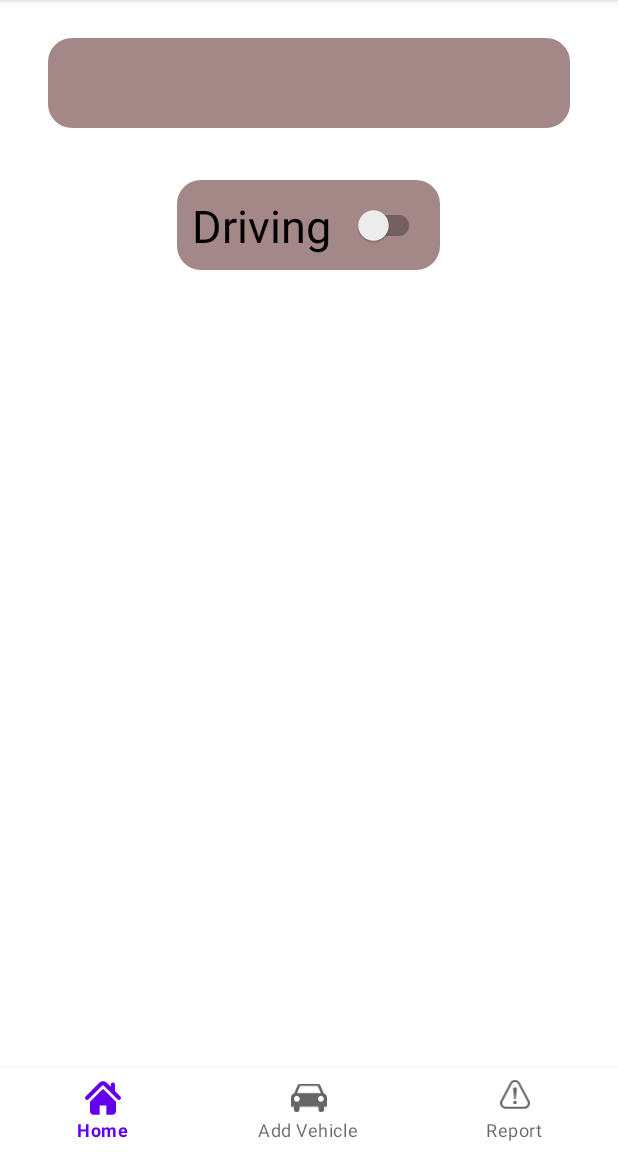
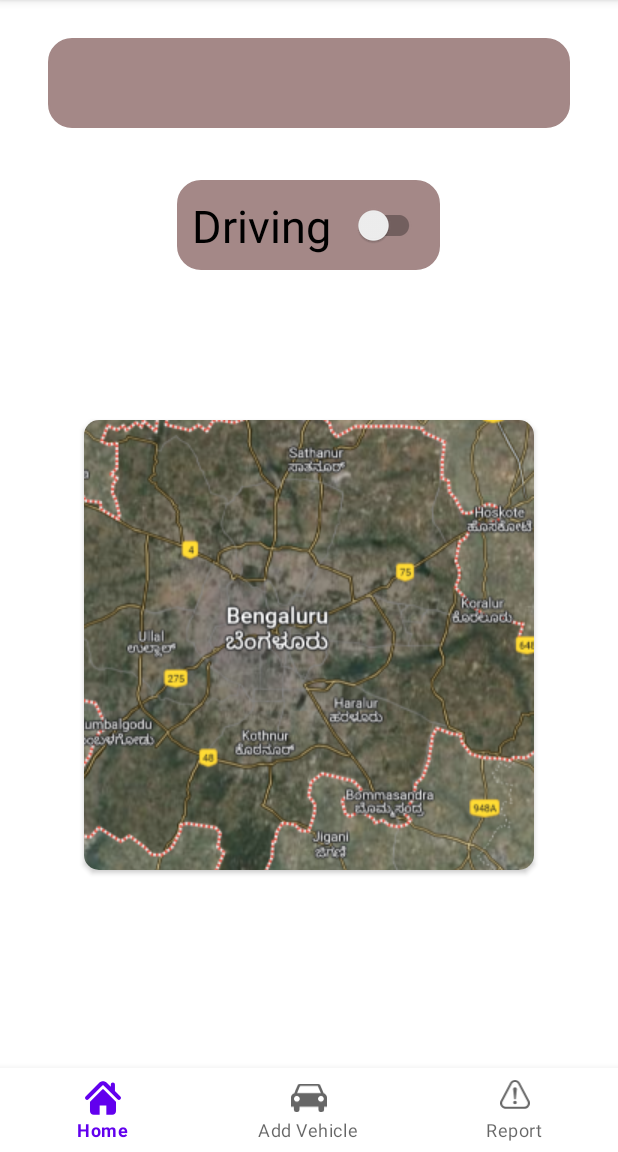
Before and after one commit to Gouravag11/Vaahan_Rakshak, an Android app: the screen it shows after launch (MainActivity), on a phone screen of 412 x 824 dp, the part 84-1236 px from its top. Run offline under Robolectric (Android 15) with nearby library versions, the phone set to English and light mode, and no system bars; our stand-ins replace Firebase (no records; nobody signed in at launch, a user with empty details on screens opened directly), navigation-ui.

Commit message:
Updated Home

```diff
--- a/app/src/main/res/layout/fragment_home.xml
+++ b/app/src/main/res/layout/fragment_home.xml
@@ -43,6 +43,23 @@
         android:layout_marginTop="200dp"
         android:layout_gravity="center_horizontal"/>
 
+    <androidx.cardview.widget.CardView
+        android:layout_width="300sp"
+        android:layout_height="300sp"
+        android:layout_marginTop="280dp"
+        app:cardCornerRadius="10dp"
+        android:layout_gravity="center_horizontal"
+        android:background="@drawable/round_bg">
+
+        <ImageButton
+            android:layout_width="match_parent"
+            android:layout_height="match_parent"
+            android:background="@drawable/round_bg"
+            style="@style/onSauber"
+            android:src="@raw/bengaluru"/>
+
+    </androidx.cardview.widget.CardView>
+
 
 
 </FrameLayout>
```
Also changed, not shown: app/src/main/res/layout/fragment_report.xml (+5 -5 lines), app/src/main/res/raw/bengaluru.png (added).
